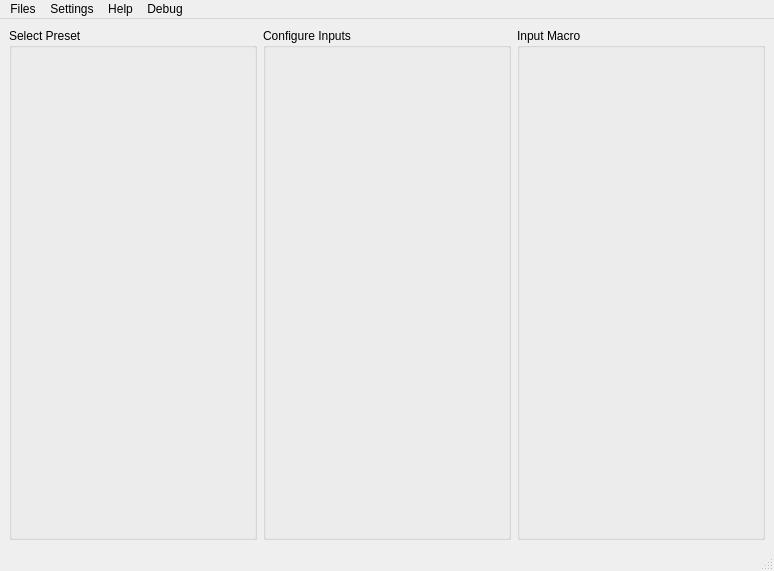
The window that OpenMacro-GUI/App/mainwindow.ui (jerry20091103/OpenMacro) describes before a commit, drawn with Qt 5.
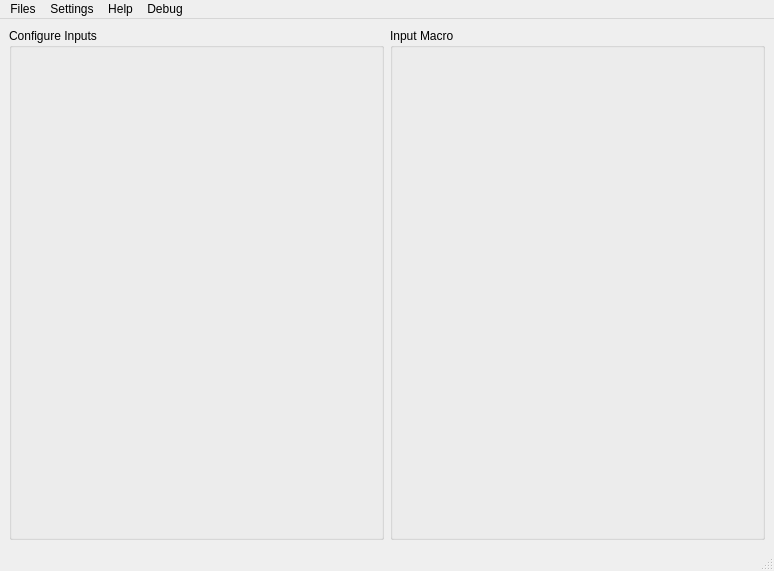
The same window after the commit. Custom widgets are drawn as their Qt base class.

Commit message: Simplified UI design

The edit to the form file:
```diff
--- a/OpenMacro-GUI/App/mainwindow.ui
+++ b/OpenMacro-GUI/App/mainwindow.ui
@@ -22,17 +22,10 @@
    </property>
    <layout class="QVBoxLayout" name="verticalLayout">
     <item>
-     <layout class="QHBoxLayout" name="horizontalLayout" stretch="0,0,0">
+     <layout class="QHBoxLayout" name="horizontalLayout" stretch="0,0">
       <property name="sizeConstraint">
        <enum>QLayout::SetDefaultConstraint</enum>
       </property>
-      <item>
-       <widget class="QGroupBox" name="groupBox_2">
-        <property name="title">
-         <string>Select Preset</string>
-        </property>
-       </widget>
-      </item>
       <item>
        <widget class="QGroupBox" name="groupBox_3">
         <property name="title">
```
Left out of the diff: 46 changed lines with no effect on the pictures. The commit also changes 1 other file.
